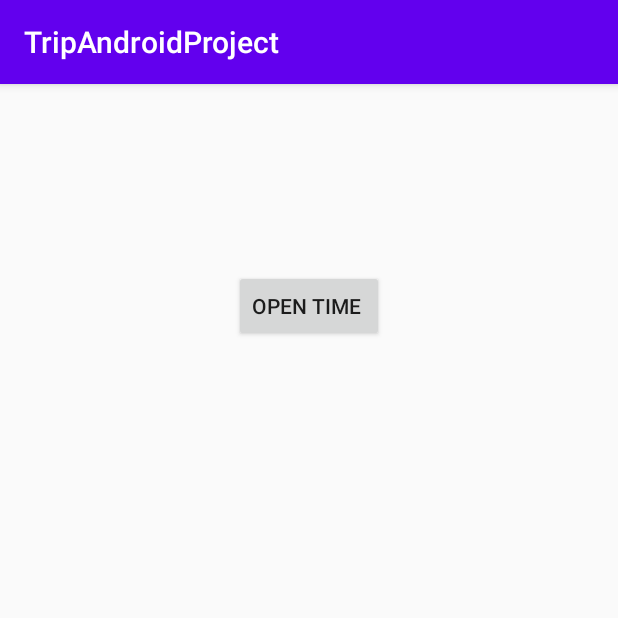
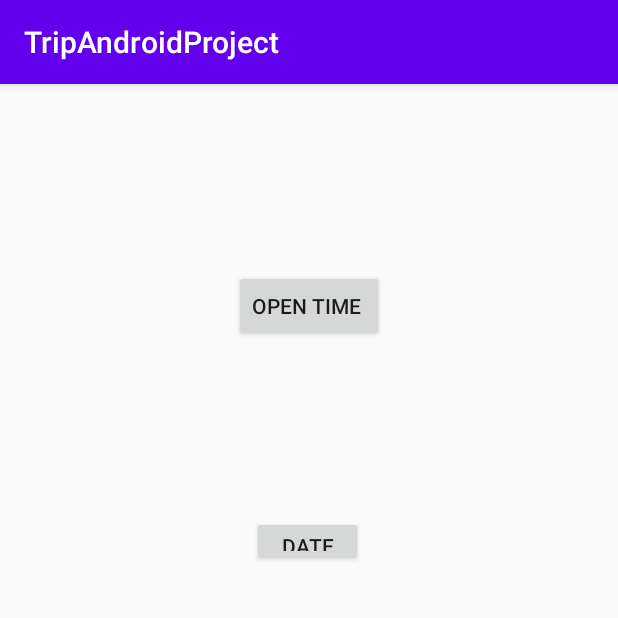
Before and after one commit to MarwaZabara/TripAndroidProject, an Android app: the screen it shows after launch (TestReminder), on a phone screen of 412 x 824 dp, the top half of it. Run offline under Robolectric (Android 15) with nearby library versions, the phone set to English and light mode, and no system bars.

Commit message:
add date picker

```diff
--- a/app/src/main/res/layout/activity_test_reminder.xml
+++ b/app/src/main/res/layout/activity_test_reminder.xml
@@ -16,4 +16,16 @@
         app:layout_constraintEnd_toEndOf="parent"
         app:layout_constraintStart_toStartOf="parent"
         app:layout_constraintTop_toTopOf="parent" />
+
+    <Button
+        android:id="@+id/datePicker"
+        android:layout_width="74dp"
+        android:layout_height="33dp"
+        android:layout_marginTop="116dp"
+        android:onClick="showDatePicker"
+        android:text="date"
+        app:layout_constraintEnd_toEndOf="parent"
+        app:layout_constraintHorizontal_bias="0.498"
+        app:layout_constraintStart_toStartOf="parent"
+        app:layout_constraintTop_toBottomOf="@+id/openTimeBtn" />
 </androidx.constraintlayout.widget.ConstraintLayout>
```
Also changed, not shown: app/src/main/java/com/example/tripandroidproject/View/UnderTest/TestReminder.java (+51 -2 lines).
